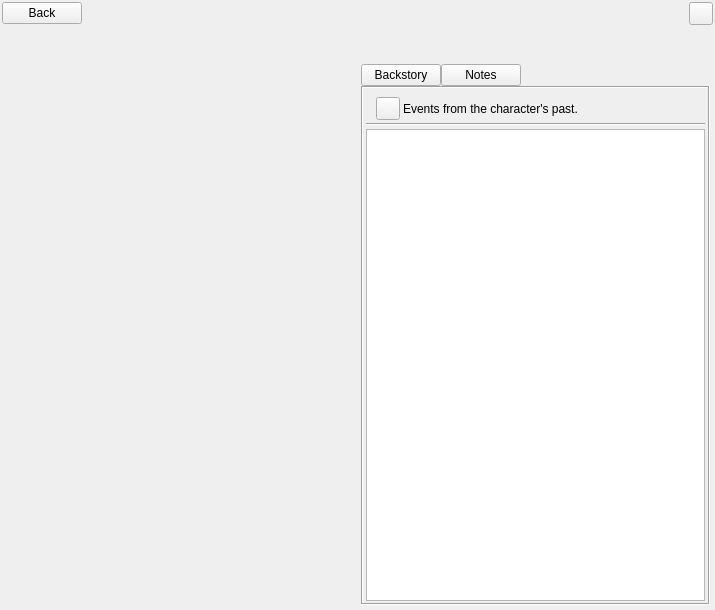
The window that ui/character_editor.ui (zkovari/plotlyst) describes before a commit, drawn with Qt 5.
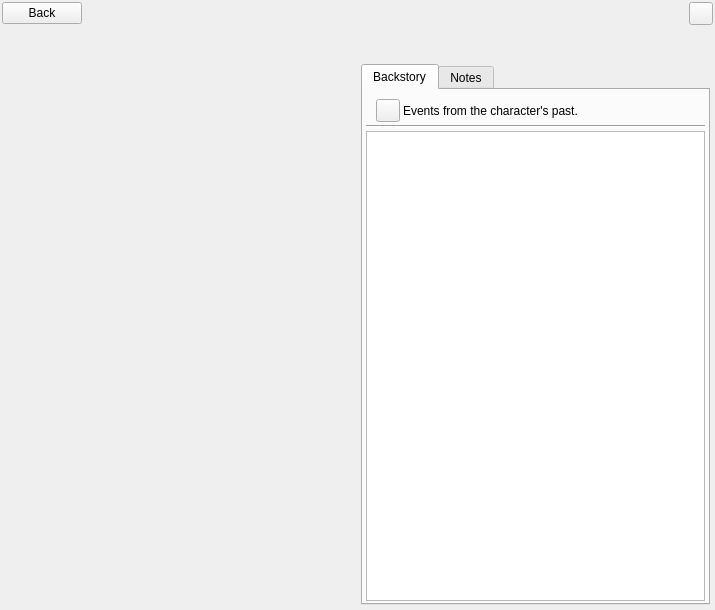
The same window after the commit. Custom widgets are drawn as their Qt base class.

Commit message: Replace buttons with tabs in character editor

Diff of the .ui file:
```diff
--- a/ui/character_editor.ui
+++ b/ui/character_editor.ui
@@ -188,84 +188,14 @@
          </spacer>
         </item>
         <item>
-         <layout class="QHBoxLayout" name="horizontalLayout_4">
-          <property name="spacing">
-           <number>0</number>
-          </property>
-          <item>
-           <widget class="QPushButton" name="btnBackstory">
-            <property name="text">
-             <string>Backstory</string>
-            </property>
-            <property name="checkable">
-             <bool>true</bool>
-            </property>
-            <property name="autoDefault">
-             <bool>false</bool>
-            </property>
-            <property name="default">
-             <bool>false</bool>
-            </property>
-            <property name="flat">
-             <bool>false</bool>
-            </property>
-            <attribute name="buttonGroup">
-             <string notr="true">buttonGroup</string>
-            </attribute>
-           </widget>
-          </item>
-          <item>
-           <widget class="QPushButton" name="btnNotes">
-            <property name="text">
-             <string>Notes</string>
-            </property>
-            <property name="checkable">
-             <bool>true</bool>
-            </property>
-            <property name="autoDefault">
-             <bool>false</bool>
-            </property>
-            <property name="default">
-             <bool>false</bool>
-            </property>
-            <property name="flat">
-             <bool>false</bool>
-            </property>
-            <attribute name="buttonGroup">
-             <string notr="true">buttonGroup</string>
-            </attribute>
-           </widget>
-          </item>
-          <item>
-           <spacer name="horizontalSpacer_3">
-            <property name="orientation">
-             <enum>Qt::Horizontal</enum>
-            </property>
-            <property name="sizeHint" stdset="0">
-             <size>
-              <width>40</width>
-              <height>20</height>
-             </size>
-            </property>
-           </spacer>
-          </item>
-         </layout>
-        </item>
-        <item>
-         <widget class="QStackedWidget" name="stackwidget">
-          <property name="frameShape">
-           <enum>QFrame::Box</enum>
-          </property>
-          <property name="frameShadow">
-           <enum>QFrame::Sunken</enum>
-          </property>
-          <property name="lineWidth">
-           <number>1</number>
-          </property>
+         <widget class="QTabWidget" name="stackwidget">
           <property name="currentIndex">
            <number>0</number>
           </property>
-          <widget class="QWidget" name="pageBackstory" native="true">
+          <widget class="QWidget" name="stackwidgetPage1" native="true">
+           <attribute name="title">
+            <string>Backstory</string>
+           </attribute>
            <layout class="QVBoxLayout" name="verticalLayout_2">
             <property name="spacing">
              <number>3</number>
@@ -424,7 +354,10 @@
             </item>
            </layout>
           </widget>
-          <widget class="QWidget" name="pageNotes">
+          <widget class="QWidget" name="stackwidgetPage2" native="true">
+           <attribute name="title">
+            <string>Notes</string>
+           </attribute>
            <layout class="QVBoxLayout" name="verticalLayout_9">
             <property name="spacing">
              <number>3</number>
```
The commit also changes 1 other file.
